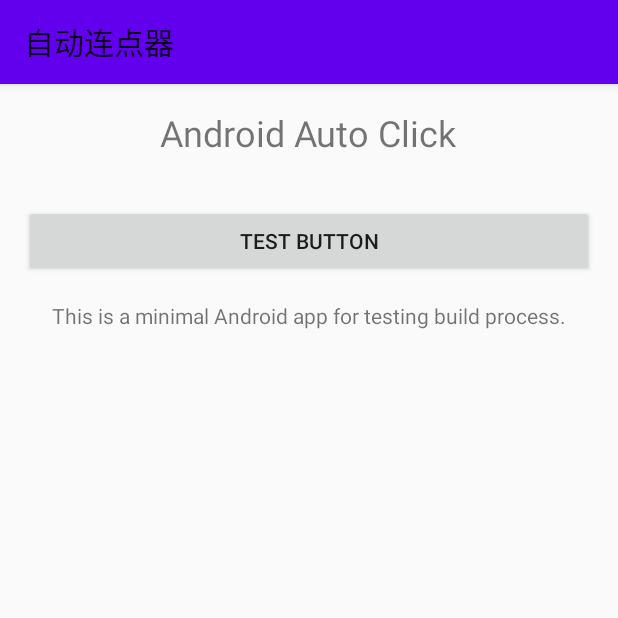
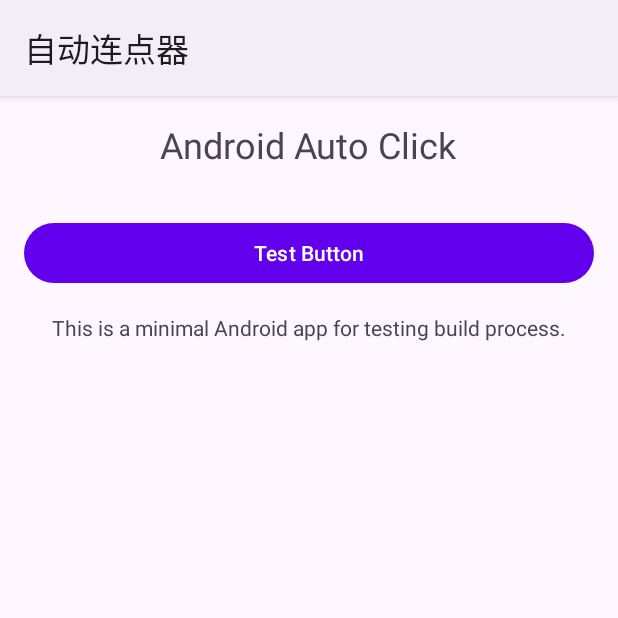
Before and after one commit to my-gitHu-0707/AndroidAutoClick, an Android app: the screen it shows after launch (MainActivity), on a phone screen of 412 x 824 dp, the top half of it. Run offline under Robolectric (Android 15) with nearby library versions, the phone set to English and light mode, and no system bars.

Commit message:
Step 2: Restore View Binding and core functionality
- Enable viewBinding in build.gradle
- Update theme to Material3.DayNight with full color scheme
- Restore Gson imports and serialization in ClickSettings.kt
- Prepare for layout and MainActivity restoration

```diff
--- a/app/build.gradle
+++ b/app/build.gradle
@@ -31,9 +31,7 @@ android {
         jvmTarget = '1.8'
     }
     buildFeatures {
-        // 暂时禁用binding以诊断问题
-        // viewBinding true
-        // dataBinding true
+        viewBinding true
     }
 }
 
--- a/app/src/main/res/values/themes.xml
+++ b/app/src/main/res/values/themes.xml
@@ -1,12 +1,17 @@
 <?xml version="1.0" encoding="utf-8"?>
 <resources xmlns:tools="http://schemas.android.com/tools">
     <!-- Base application theme. -->
-    <style name="Theme.AndroidAutoClick" parent="Theme.AppCompat.DayNight">
+    <style name="Theme.AndroidAutoClick" parent="Theme.Material3.DayNight">
         <!-- Primary brand color. -->
         <item name="colorPrimary">@color/purple_500</item>
-        <item name="colorAccent">@color/teal_200</item>
+        <item name="colorPrimaryVariant">@color/purple_700</item>
+        <item name="colorOnPrimary">@color/white</item>
+        <!-- Secondary brand color. -->
+        <item name="colorSecondary">@color/teal_200</item>
+        <item name="colorSecondaryVariant">@color/teal_700</item>
+        <item name="colorOnSecondary">@color/black</item>
         <!-- Status bar color. -->
-        <item name="android:statusBarColor" tools:targetApi="l">@color/purple_700</item>
+        <item name="android:statusBarColor" tools:targetApi="l">?attr/colorPrimaryVariant</item>
         <!-- Customize your theme here. -->
     </style>
 </resources>
```
Also changed, not shown: app/src/main/java/com/autoclick/app/utils/ClickSettings.kt (+16 -7 lines).
